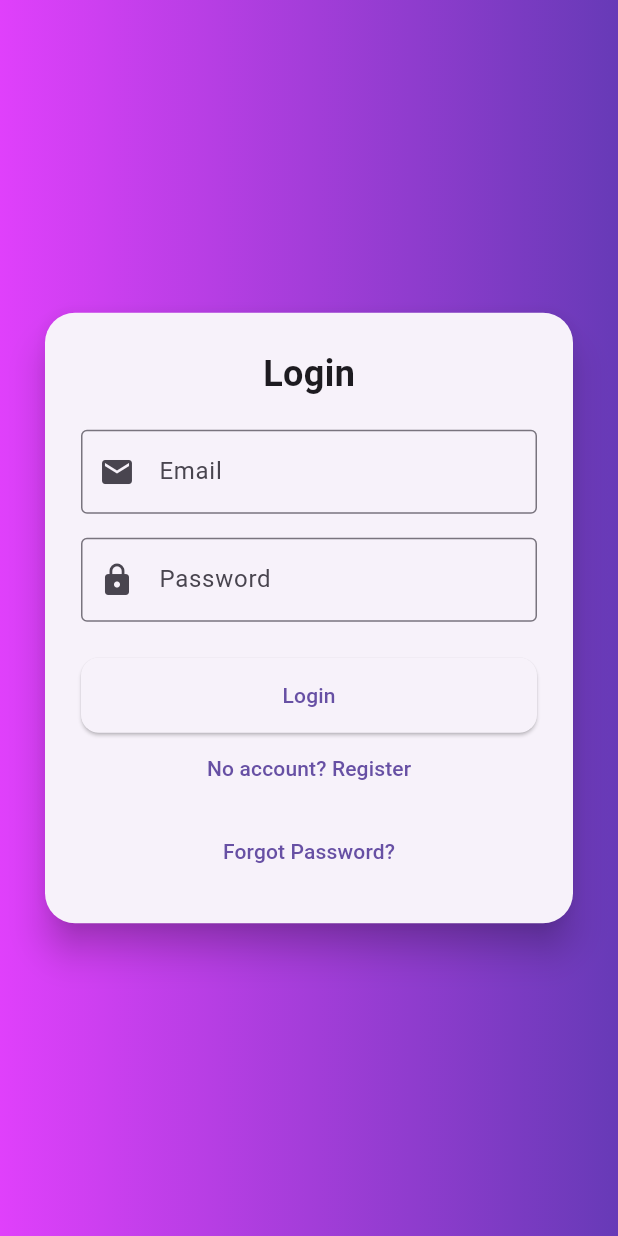
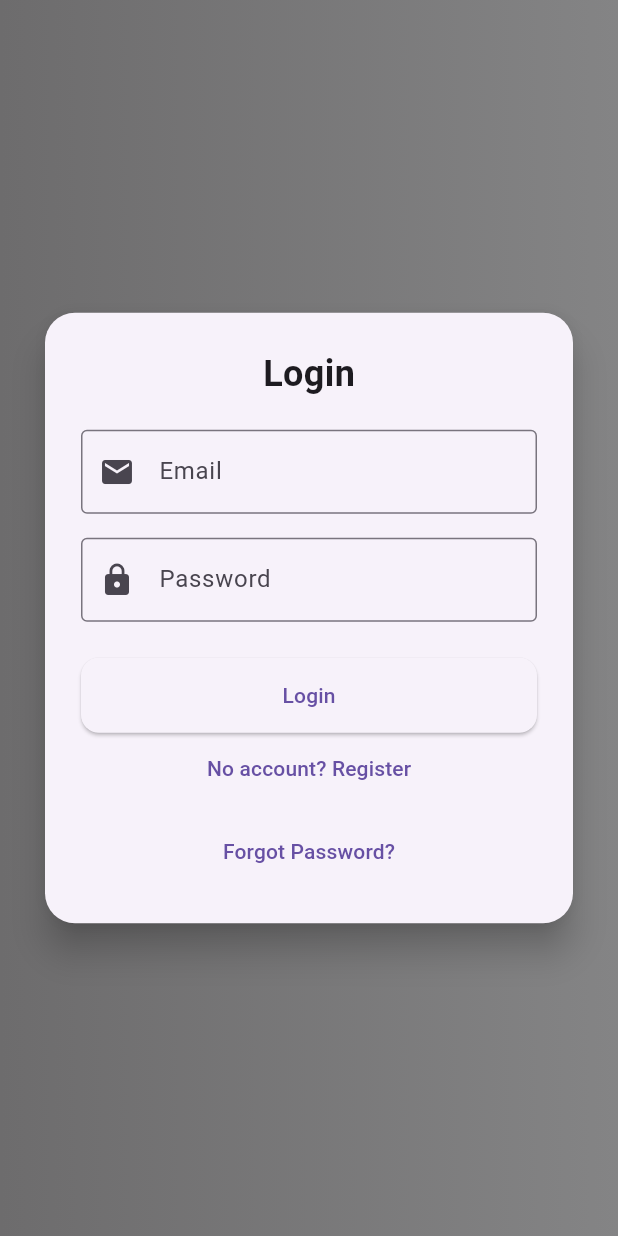
Before and after one commit to abdirauf254/Alumni-App, a Flutter app: the screen it shows after launch, on a phone screen of 412 x 824 dp. Run offline on Flutter 3.47's test engine with Material 3 defaults, Android fonts, the phone set to English and light mode, and no system bars; our stand-ins replace cloud_firestore, firebase_auth, firebase_core; accounts and stored records are empty.

Commit message:
working on authentications

```diff
--- a/lib/screens/login_screen.dart
+++ b/lib/screens/login_screen.dart
@@ -51,7 +51,7 @@ class LoginScreen extends StatelessWidget {
       body: Container(
         decoration: const BoxDecoration(
           gradient: LinearGradient(
-            colors: [Colors.purpleAccent, Colors.deepPurple],
+            colors: [Color.from(alpha: 1, red: 0.427, green: 0.424, blue: 0.427), Color.fromRGBO(132, 132, 133, 1)],
           ),
         ),
 
```
